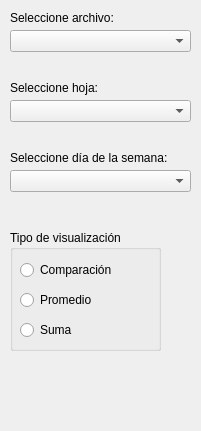
This is ppcc/siteanalysis.ui in ErnestoVivas/Multiconsult-ppcc as Qt 5 draws it before an edit. The edited form follows.
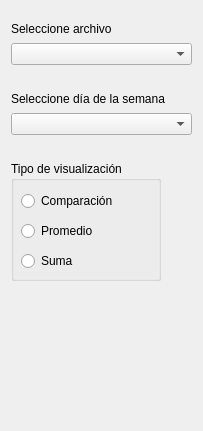
This is the edited form.

Commit message: Fixed segfaults after eliminating multiple sheets

```diff
--- a/ppcc/siteanalysis.ui
+++ b/ppcc/siteanalysis.ui
@@ -13,60 +13,138 @@
   <property name="windowTitle">
    <string>Form</string>
   </property>
+  <layout class="QVBoxLayout" name="verticalLayout">
+   <item>
+    <spacer name="verticalSpacer_4">
+     <property name="orientation">
+      <enum>Qt::Vertical</enum>
+     </property>
+     <property name="sizeType">
+      <enum>QSizePolicy::Fixed</enum>
+     </property>
+     <property name="sizeHint" stdset="0">
+      <size>
+       <width>20</width>
+       <height>10</height>
+      </size>
+     </property>
+    </spacer>
+   </item>
+   <item>
   <widget class="QLabel" name="label">
-   <property name="geometry">
-    <rect>
-     <x>10</x>
-     <y>10</y>
-     <width>181</width>
+     <property name="minimumSize">
+      <size>
+       <width>0</width>
      <height>16</height>
-    </rect>
+      </size>
+     </property>
+     <property name="maximumSize">
+      <size>
+       <width>16777215</width>
+       <height>16</height>
+      </size>
    </property>
    <property name="text">
-    <string>Seleccione archivo:</string>
-   </property>
-  </widget>
+      <string>Seleccione archivo</string>
+     </property>
+    </widget>
+   </item>
+   <item>
   <widget class="QComboBox" name="comboBoxSelectDoc">
-   <property name="geometry">
-    <rect>
-     <x>10</x>
-     <y>30</y>
+     <property name="minimumSize">
+      <size>
      <width>181</width>
      <height>22</height>
-    </rect>
-   </property>
-  </widget>
+      </size>
+     </property>
+     <property name="maximumSize">
+      <size>
+       <width>181</width>
+       <height>22</height>
+      </size>
+     </property>
+    </widget>
+   </item>
+   <item>
+    <spacer name="verticalSpacer_2">
+     <property name="orientation">
+      <enum>Qt::Vertical</enum>
+     </property>
+     <property name="sizeType">
+      <enum>QSizePolicy::Fixed</enum>
+     </property>
+     <property name="sizeHint" stdset="0">
+      <size>
+       <width>20</width>
+       <height>20</height>
+      </size>
+     </property>
+    </spacer>
+   </item>
+   <item>
   <widget class="QLabel" name="label_2">
-   <property name="geometry">
-    <rect>
-     <x>10</x>
-     <y>150</y>
-     <width>181</width>
+     <property name="minimumSize">
+      <size>
+       <width>0</width>
      <height>16</height>
-    </rect>
+      </size>
+     </property>
+     <property name="maximumSize">
+      <size>
+       <width>16777215</width>
+       <height>16</height>
+      </size>
    </property>
    <property name="text">
-    <string>Seleccione día de la semana:</string>
-   </property>
-  </widget>
+      <string>Seleccione día de la semana</string>
+     </property>
+    </widget>
+   </item>
+   <item>
   <widget class="QComboBox" name="comboBoxSelectDay">
-   <property name="geometry">
-    <rect>
-     <x>10</x>
-     <y>170</y>
+     <property name="minimumSize">
+      <size>
      <width>181</width>
      <height>22</height>
-    </rect>
-   </property>
-  </widget>
+      </size>
+     </property>
+     <property name="maximumSize">
+      <size>
+       <width>181</width>
+       <height>22</height>
+      </size>
+     </property>
+    </widget>
+   </item>
+   <item>
+    <spacer name="verticalSpacer">
+     <property name="orientation">
+      <enum>Qt::Vertical</enum>
+     </property>
+     <property name="sizeType">
+      <enum>QSizePolicy::Fixed</enum>
+     </property>
+     <property name="sizeHint" stdset="0">
+      <size>
+       <width>20</width>
+       <height>20</height>
+      </size>
+     </property>
+    </spacer>
+   </item>
+   <item>
   <widget class="QGroupBox" name="groupBoxVisType">
-   <property name="geometry">
-    <rect>
-     <x>10</x>
-     <y>230</y>
-     <width>151</width>
-     <height>121</height>
-    </rect>
+     <property name="minimumSize">
+      <size>
+       <width>150</width>
+       <height>120</height>
+      </size>
+     </property>
+     <property name="maximumSize">
+      <size>
+       <width>150</width>
+       <height>120</height>
+      </size>
    </property>
    <property name="title">
     <string>Tipo de visualización</string>
@@ -111,29 +189,21 @@
     </property>
    </widget>
   </widget>
-  <widget class="QLabel" name="label_3">
-   <property name="geometry">
-    <rect>
-     <x>10</x>
-     <y>80</y>
-     <width>181</width>
-     <height>16</height>
-    </rect>
-   </property>
-   <property name="text">
-    <string>Seleccione hoja:</string>
-   </property>
-  </widget>
-  <widget class="QComboBox" name="comboBoxSelectSheet">
-   <property name="geometry">
-    <rect>
-     <x>10</x>
-     <y>100</y>
-     <width>181</width>
-     <height>22</height>
-    </rect>
-   </property>
-  </widget>
+   </item>
+   <item>
+    <spacer name="verticalSpacer_3">
+     <property name="orientation">
+      <enum>Qt::Vertical</enum>
+     </property>
+     <property name="sizeHint" stdset="0">
+      <size>
+       <width>20</width>
+       <height>40</height>
+      </size>
+     </property>
+    </spacer>
+   </item>
+  </layout>
  </widget>
  <resources/>
  <connections/>
```
Lines whose indentation alone changed are shown as unchanged. The commit also changes 8 other files.
